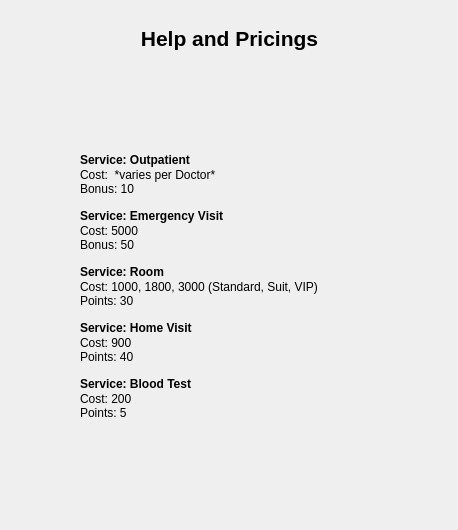
Above: helpandpricingswindow.ui from KirolousFouty/Hospital_Project before the change. Below: the same form after it.
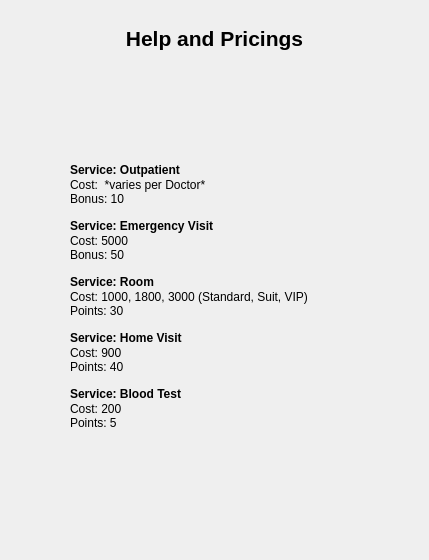
That is the form after the change.

What changed in the file:
```diff
--- a/helpandpricingswindow.ui
+++ b/helpandpricingswindow.ui
@@ -6,8 +6,8 @@
    <rect>
     <x>0</x>
     <y>0</y>
-    <width>458</width>
-    <height>530</height>
+    <width>429</width>
+    <height>560</height>
    </rect>
   </property>
   <property name="windowTitle">
@@ -18,7 +18,7 @@
     <rect>
      <x>-1</x>
      <y>8</y>
-     <width>461</width>
+     <width>431</width>
      <height>61</height>
     </rect>
    </property>
@@ -38,8 +38,8 @@
   <widget class="QLabel" name="normalTitle">
    <property name="geometry">
     <rect>
-     <x>80</x>
-     <y>91</y>
+     <x>70</x>
+     <y>101</y>
      <width>301</width>
      <height>391</height>
     </rect>
@@ -69,8 +69,8 @@
   <widget class="QLabel" name="boldTitle">
    <property name="geometry">
     <rect>
-     <x>80</x>
-     <y>90</y>
+     <x>70</x>
+     <y>100</y>
      <width>301</width>
      <height>391</height>
     </rect>
```
